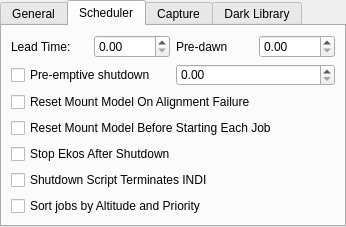
Above: kstars/ekos/opsekos.ui from KDE/kstars before the change. Below: the same form after it.
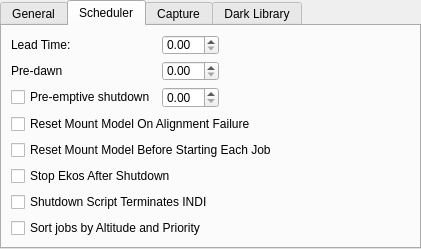
That is the form after the change. The open tabs and pages were chosen to show the change.

Commit message: Add functionality to clear expired dark frames. Small GUI improvements as well

Diff of the .ui file:
```diff
--- a/kstars/ekos/opsekos.ui
+++ b/kstars/ekos/opsekos.ui
@@ -6,8 +6,8 @@
    <rect>
     <x>0</x>
     <y>0</y>
-    <width>346</width>
-    <height>227</height>
+    <width>421</width>
+    <height>249</height>
    </rect>
   </property>
   <property name="windowTitle">
@@ -154,6 +154,8 @@
     <item>
      <layout class="QHBoxLayout" name="horizontalLayout_2">
       <item>
+       <layout class="QFormLayout" name="formLayout">
+        <item row="0" column="0">
        <widget class="QLabel" name="leadTimeLabel">
         <property name="toolTip">
          <string>&lt;html&gt;&lt;head/&gt;&lt;body&gt;&lt;p&gt;Lead time is the minimum time in minutes between jobs. The scheduler starts execution of a job before its scheduled startup time by this lead time. Early execution is useful as focusing, alignment, and guiding procedures may take prolonged periods to time to complete.&lt;/p&gt;&lt;/body&gt;&lt;/html&gt;</string>
@@ -163,10 +165,10 @@
         </property>
        </widget>
       </item>
-      <item>
+        <item row="0" column="1">
        <widget class="QDoubleSpinBox" name="kcfg_LeadTime"/>
       </item>
-      <item>
+        <item row="1" column="0">
        <widget class="QLabel" name="preDawnLabel">
         <property name="toolTip">
          <string>&lt;html&gt;&lt;head/&gt;&lt;body&gt;&lt;p&gt;Do not permit jobs to be scheduled or executed past this many minutes before dawn.&lt;/p&gt;&lt;/body&gt;&lt;/html&gt;</string>
@@ -176,14 +178,10 @@
         </property>
        </widget>
       </item>
-      <item>
+        <item row="1" column="1">
        <widget class="QDoubleSpinBox" name="kcfg_PreDawnTime"/>
       </item>
-     </layout>
-    </item>
-    <item>
-     <layout class="QHBoxLayout" name="horizontalLayout_8">
-      <item>
+        <item row="2" column="0">
        <widget class="QCheckBox" name="kcfg_PreemptiveShutdown">
         <property name="toolTip">
          <string>&lt;html&gt;&lt;head/&gt;&lt;body&gt;&lt;p&gt;In case no scheduler job is scheduled for this many hours, perform a complete shutdown procedure and restart observatory operations once the next job is ready.&lt;/p&gt;&lt;/body&gt;&lt;/html&gt;</string>
@@ -193,7 +191,7 @@
         </property>
        </widget>
       </item>
-      <item>
+        <item row="2" column="1">
        <widget class="QDoubleSpinBox" name="kcfg_PreemptiveShutdownTime">
         <property name="toolTip">
          <string>&lt;html&gt;&lt;head/&gt;&lt;body&gt;&lt;p&gt;Pre-emptive shutdown hours&lt;/p&gt;&lt;/body&gt;&lt;/html&gt;</string>
@@ -203,6 +201,21 @@
      </layout>
     </item>
     <item>
+       <spacer name="horizontalSpacer_5">
+        <property name="orientation">
+         <enum>Qt::Horizontal</enum>
+        </property>
+        <property name="sizeHint" stdset="0">
+         <size>
+          <width>40</width>
+          <height>20</height>
+         </size>
+        </property>
+       </spacer>
+      </item>
+     </layout>
+    </item>
+    <item>
      <widget class="QCheckBox" name="kcfg_ResetMountModelOnAlignFail">
       <property name="text">
        <string>Reset Mount Model On Alignment Failure</string>
```
Left out of the diff: 127 changed lines with no effect on the pictures. Lines whose indentation alone changed are shown as unchanged. The commit also changes 2 other files.
